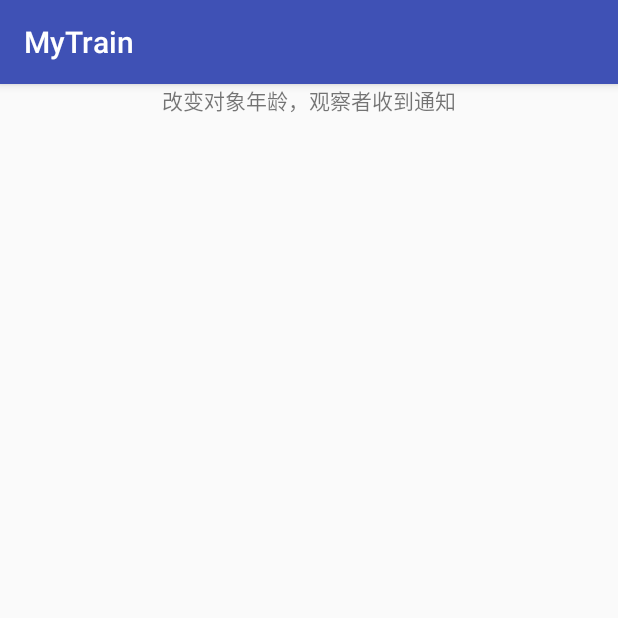
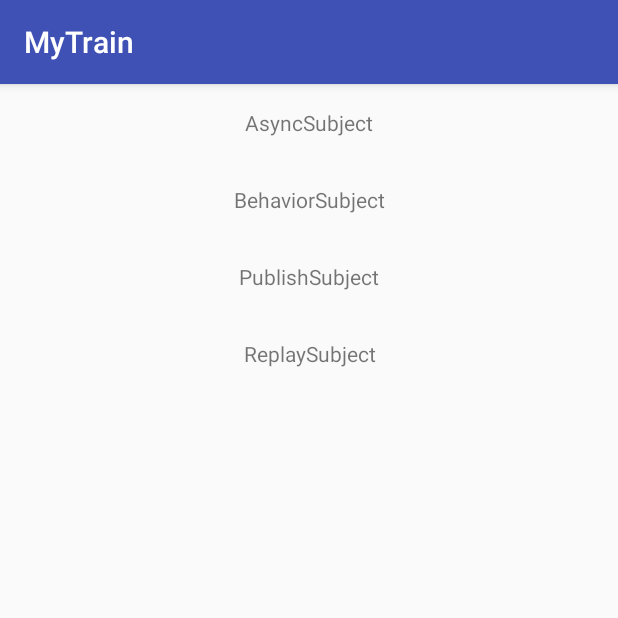
Before and after one commit to xingshao7837/MyTrain, an Android app: the RxjavaActivity screen opened directly, with no data from a screen before it, after a tap on "改变对象年龄，观察者收到通知", on a phone screen of 412 x 824 dp, the top half of it. Run offline under Robolectric (Android 15) with nearby library versions, the phone set to English and light mode, and no system bars; our stand-ins replace RxJava; 2 statements that could not run were skipped.

Commit message:
rxjava的使用四种不同subject

```diff
--- a/app/src/main/AndroidManifest.xml
+++ b/app/src/main/AndroidManifest.xml
@@ -20,7 +20,8 @@
             </intent-filter>
         </activity>
         <activity android:name=".share.ShareActivity" />
-        <activity android:name=".RxJavaText.RxjavaActivity"></activity>
+        <activity android:name=".RxJavaText.RxjavaActivity" />
+        <activity android:name=".RxJavaText.RxjavaSubjectActivity"></activity>
     </application>
 
 </manifest>
--- a/app/src/main/java/com/example/administrator/mytrain/RxJavaText/RxjavaActivity.java
+++ b/app/src/main/java/com/example/administrator/mytrain/RxJavaText/RxjavaActivity.java
@@ -1,5 +1,6 @@
 package com.example.administrator.mytrain.RxJavaText;
 
+import android.content.Intent;
 import android.support.v7.app.AppCompatActivity;
 import android.os.Bundle;
 import android.view.View;
@@ -17,36 +18,20 @@ import io.reactivex.functions.Consumer;
 
 public class RxjavaActivity extends BaseActivity implements View.OnClickListener{
 
-    MulitTypeBean mulitTypeBean;
+
     @Override
     protected void onCreate(Bundle savedInstanceState) {
         super.onCreate(savedInstanceState);
         setContentView(R.layout.activity_rxjava);
         findViewById(R.id.look).setOnClickListener(this);
 
-        BehaviorSubjectObserva.getDudaoLSubject().subscribe(new Consumer<MulitTypeBean>() {
-            @Override
-            public void accept(MulitTypeBean mulitTypeBean) throws Exception {
-                ToastUtil.show("涨工资了money"+mulitTypeBean.money);
-            }
-        });
-        mulitTypeBean=new MulitTypeBean.Builder()
-                .name("内部类")
-                .days(23)
-                .money(567)
-                .time(new Date())
-                .list(Arrays.asList(new String[]{"list1","list2","list3"}))
-                .map(new HashMap<String, String>(){{put("name","姓　　名");put("value","我的");}
-                })
-                .build();
     }
 
     @Override
     public void onClick(View v) {
         int id=v.getId();
         if (id==R.id.look){
-         mulitTypeBean.money+=100;
-         BehaviorSubjectObserva.setBean(mulitTypeBean);
+         startActivity(new Intent(mContext,RxjavaSubjectActivity.class));
         }
     }
 }
--- /dev/null
+++ b/app/src/main/java/com/example/administrator/mytrain/RxJavaText/RxjavaSubjectActivity.java
@@ -0,0 +1,107 @@
+package com.example.administrator.mytrain.RxJavaText;
+
+import android.support.v7.app.AppCompatActivity;
+import android.os.Bundle;
+import android.util.Log;
+import android.view.View;
+
+import com.example.administrator.mytrain.BaseActivity;
+import com.example.administrator.mytrain.R;
+import com.example.administrator.mytrain.bean.MulitTypeBean;
+import com.example.administrator.mytrain.uitls.ToastUtil;
+
+import java.util.Arrays;
+import java.util.Date;
+import java.util.HashMap;
+
+import io.reactivex.functions.Consumer;
+import io.reactivex.subjects.AsyncSubject;
+import io.reactivex.subjects.PublishSubject;
+import io.reactivex.subjects.ReplaySubject;
+import io.reactivex.subjects.Subject;
+
+public class RxjavaSubjectActivity extends BaseActivity implements View.OnClickListener{
+
+    MulitTypeBean mulitTypeBean;
+    Subject<String> asyncSubject;
+    Subject<String> publishSubject;
+    Subject<String> replaySubject;
+
+    @Override
+    protected void onCreate(Bundle savedInstanceState) {
+        super.onCreate(savedInstanceState);
+        setContentView(R.layout.activity_rxjava_subject);
+        findViewById(R.id.BehaviorSubject).setOnClickListener(this);
+        findViewById(R.id.AsyncSubject).setOnClickListener(this);
+        findViewById(R.id.PublishSubject).setOnClickListener(this);
+        findViewById(R.id.ReplaySubject).setOnClickListener(this);
+
+
+        BehaviorSubjectObserva.getDudaoLSubject().subscribe(new Consumer<MulitTypeBean>() {
+            @Override
+            public void accept(MulitTypeBean mulitTypeBean) throws Exception {
+                ToastUtil.show("涨工资了money"+mulitTypeBean.money);
+            }
+        });
+        mulitTypeBean=new MulitTypeBean.Builder()
+                .name("内部类")
+                .days(23)
+                .money(567)
+                .time(new Date())
+                .list(Arrays.asList(new String[]{"list1","list2","list3"}))
+                .map(new HashMap<String, String>(){{put("name","姓　　名");put("value","我的");}
+                })
+                .build();
+
+        asyncSubject = AsyncSubject.<String>create().toSerialized();
+        asyncSubject.subscribe(new Consumer<String>() {
+            @Override
+            public void accept(String s) throws Exception {
+                Log.i("--asyncSubject",s);
+            }
+        });
+        publishSubject = PublishSubject.<String>create().toSerialized();
+        replaySubject = ReplaySubject.<String>create().toSerialized();
+
+    }
+
+    @Override
+    public void onClick(View v) {
+        int id=v.getId();
+        if (id==R.id.BehaviorSubject){
+            mulitTypeBean.money+=100;
+            BehaviorSubjectObserva.setBean(mulitTypeBean);
+        }else if (id==R.id.AsyncSubject){
+            asyncSubject.onNext("asyncSubject1");
+            asyncSubject.onNext("asyncSubject2");
+            asyncSubject.onNext("asyncSubject3");
+            asyncSubject.onComplete();
+            asyncSubject.onNext("asyncSubject4");
+            asyncSubject.onNext("asyncSubject5");
+
+        }else if (id==R.id.PublishSubject){
+            publishSubject.onNext("publishSubject1");
+            publishSubject.onNext("publishSubject2");
+            publishSubject.subscribe(new Consumer<String>() {
+                @Override
+                public void accept(String s) throws Exception {
+                    Log.i("--publishSubject",s);
+                }
+            });
+            publishSubject.onNext("publishSubject3");
+            publishSubject.onNext("publishSubject4");
+        }else if (id==R.id.ReplaySubject){
+            replaySubject.onNext("replaySubject:pre1");
+            replaySubject.onNext("replaySubject:pre2");
+            replaySubject.onNext("replaySubject:pre3");
+            replaySubject.subscribe(new Consumer<String>() {
+                @Override
+                public void accept(String s) throws Exception {
+                    Log.i("--replaySubject",s);
+                }
+            });
+            replaySubject.onNext("replaySubject:after1");
+            replaySubject.onNext("replaySubject:after2");
+        }
+    }
+}
--- a/app/src/main/res/layout/activity_rxjava.xml
+++ b/app/src/main/res/layout/activity_rxjava.xml
@@ -10,6 +10,7 @@
         android:layout_width="match_parent"
         android:layout_height="wrap_content"
         android:text="改变对象年龄，观察者收到通知"
-        android:gravity="center"/>
+        android:gravity="center"
+        android:padding="16dp"/>
 
 </LinearLayout>
--- /dev/null
+++ b/app/src/main/res/layout/activity_rxjava_subject.xml
@@ -0,0 +1,37 @@
+<?xml version="1.0" encoding="utf-8"?>
+<LinearLayout xmlns:android="http://schemas.android.com/apk/res/android"
+    xmlns:app="http://schemas.android.com/apk/res-auto"
+    xmlns:tools="http://schemas.android.com/tools"
+    android:layout_width="match_parent"
+    android:layout_height="match_parent"
+    android:orientation="vertical">
+    <TextView
+        android:id="@+id/AsyncSubject"
+        android:layout_width="match_parent"
+        android:layout_height="wrap_content"
+        android:padding="16dp"
+        android:text="AsyncSubject"
+        android:gravity="center"/>
+    <TextView
+        android:id="@+id/BehaviorSubject"
+        android:layout_width="match_parent"
+        android:layout_height="wrap_content"
+        android:padding="16dp"
+        android:text="BehaviorSubject"
+        android:gravity="center"/>
+    <TextView
+        android:id="@+id/PublishSubject"
+        android:gravity="center"
+        android:layout_width="match_parent"
+        android:layout_height="wrap_content"
+        android:padding="16dp"
+        android:text="PublishSubject"/>
+    <TextView
+        android:id="@+id/ReplaySubject"
+        android:gravity="center"
+        android:layout_width="match_parent"
+        android:layout_height="wrap_content"
+        android:padding="16dp"
+        android:text="ReplaySubject"/>
+
+</LinearLayout>
```
